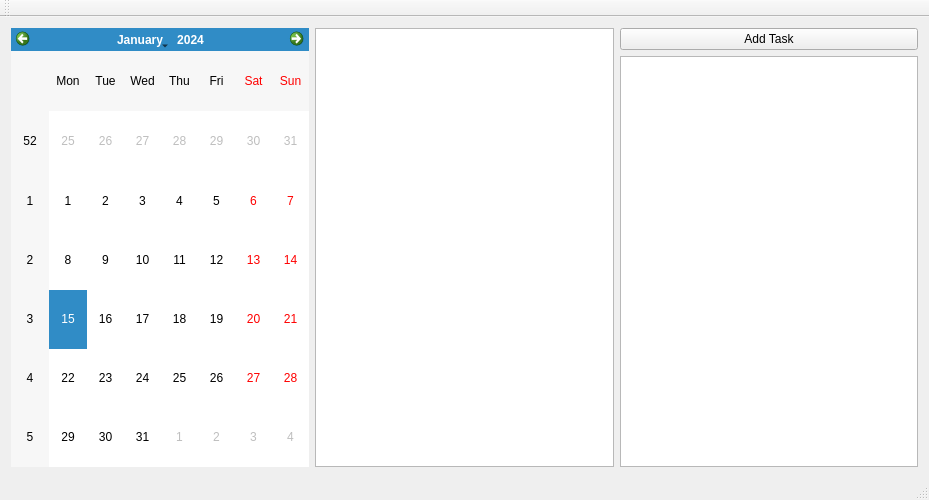
Above: MainWindow.ui from JackEdwards/UniScheduler before the change. Below: the same form after it.
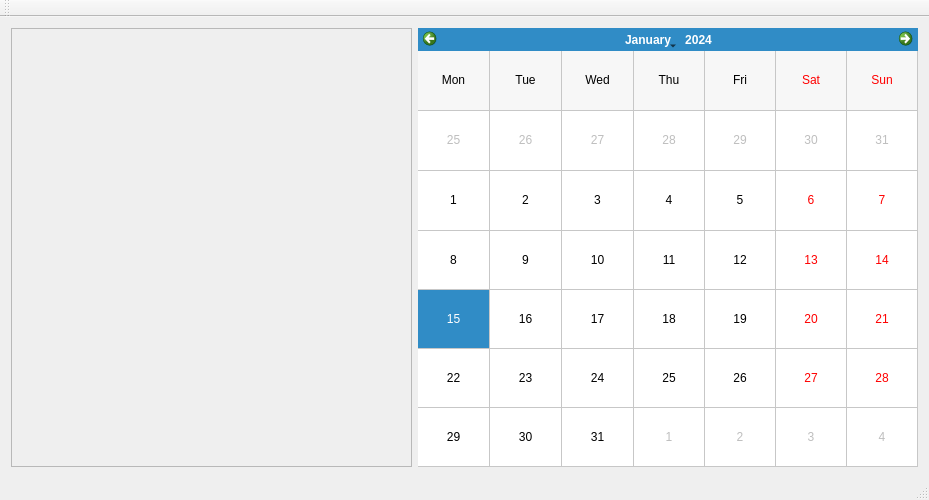
That is the form after the change.

Commit message: Tasks are now associated with specific days and can be viewed by selecting the associated day on the calendar. Tasks can also now be added, but they are not yet saved to disk.

```diff
--- a/MainWindow.ui
+++ b/MainWindow.ui
@@ -16,31 +16,62 @@
   <widget class="QWidget" name="centralWidget">
    <layout class="QHBoxLayout" name="horizontalLayout">
     <item>
-     <widget class="QCalendarWidget" name="calendarWidget"/>
-    </item>
-    <item>
-     <widget class="QPlainTextEdit" name="plainTextEdit">
-      <property name="documentTitle">
-       <string/>
+     <widget class="QFrame" name="taskListFrame">
+      <property name="minimumSize">
+       <size>
+        <width>300</width>
+        <height>300</height>
+       </size>
       </property>
-      <property name="textInteractionFlags">
-       <set>Qt::TextSelectableByKeyboard|Qt::TextSelectableByMouse</set>
+      <property name="maximumSize">
+       <size>
+        <width>500</width>
+        <height>500</height>
+       </size>
       </property>
+      <property name="cursor">
+       <cursorShape>ArrowCursor</cursorShape>
+      </property>
+      <property name="frameShape">
+       <enum>QFrame::StyledPanel</enum>
+      </property>
+      <property name="frameShadow">
+       <enum>QFrame::Raised</enum>
+      </property>
+      <layout class="QVBoxLayout" name="verticalLayout_2">
+       <property name="sizeConstraint">
+        <enum>QLayout::SetDefaultConstraint</enum>
+       </property>
+      </layout>
      </widget>
     </item>
     <item>
-     <layout class="QVBoxLayout" name="verticalLayout">
-      <item>
-       <widget class="QPushButton" name="addTaskButton">
-        <property name="text">
-         <string>Add Task</string>
-        </property>
-       </widget>
-      </item>
-      <item>
-       <widget class="QListView" name="taskListView"/>
-      </item>
-     </layout>
+     <widget class="QCalendarWidget" name="taskCalendar">
+      <property name="maximumSize">
+       <size>
+        <width>500</width>
+        <height>500</height>
+       </size>
+      </property>
+      <property name="autoFillBackground">
+       <bool>true</bool>
+      </property>
+      <property name="gridVisible">
+       <bool>true</bool>
+      </property>
+      <property name="horizontalHeaderFormat">
+       <enum>QCalendarWidget::ShortDayNames</enum>
+      </property>
+      <property name="verticalHeaderFormat">
+       <enum>QCalendarWidget::NoVerticalHeader</enum>
+      </property>
+      <property name="navigationBarVisible">
+       <bool>true</bool>
+      </property>
+      <property name="dateEditEnabled">
+       <bool>true</bool>
+      </property>
+     </widget>
     </item>
    </layout>
   </widget>
```
The commit also changes 12 other files.
